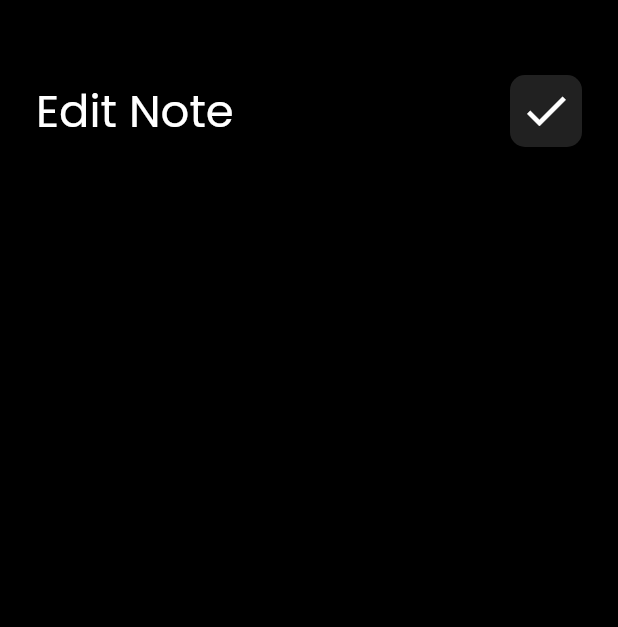
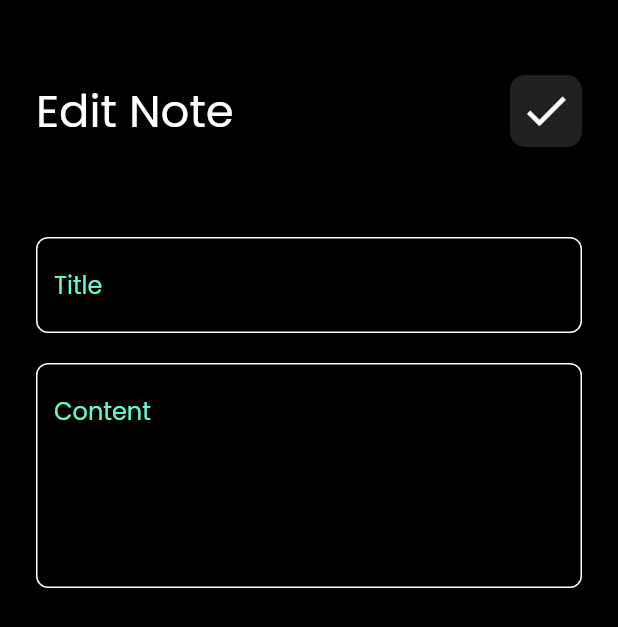
Before and after one commit to Kerolos163/Note_App, a Flutter app: the Edit_Note_View screen opened directly, on a phone screen of 412 x 824 dp. Shown: the top 627 px of the screen. Run offline on Flutter 3.47's test engine with Material 2 defaults, Android fonts, the phone set to English and light mode, and no system bars; our stand-ins replace font_awesome_flutter.

Commit message:
Edit Note View UI Done

```diff
--- a/lib/Views/widget/Edit_Note_ViewBody.dart
+++ b/lib/Views/widget/Edit_Note_ViewBody.dart
@@ -3,6 +3,7 @@ import 'package:flutter/src/widgets/framework.dart';
 import 'package:flutter/src/widgets/placeholder.dart';
 
 import 'Custom_AppBar.dart';
+import 'Custom_TextField.dart';
 
 class Edit_Node_View_Body extends StatelessWidget {
   const Edit_Node_View_Body({super.key});
@@ -12,8 +13,24 @@ class Edit_Node_View_Body extends StatelessWidget {
     return Padding(
       padding: const EdgeInsets.symmetric(horizontal: 24),
       child: Column(
-        children:const [
-          CustomAppBar(title: "Edit Note",icon: Icons.done,)
+        children: const [
+          CustomAppBar(
+            title: "Edit Note",
+            icon: Icons.done,
+          ),
+          SizedBox(
+            height: 50,
+          ),
+          CustomTextField(
+            hint: "Title",
+          ),
+          SizedBox(
+            height: 20,
+          ),
+          CustomTextField(
+            hint: "Content",
+            maxline: 5,
+          ),
         ],
       ),
     );
```
